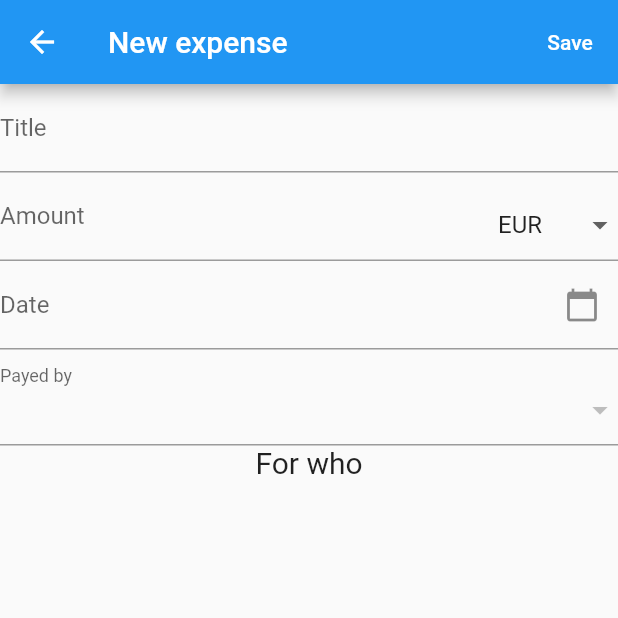
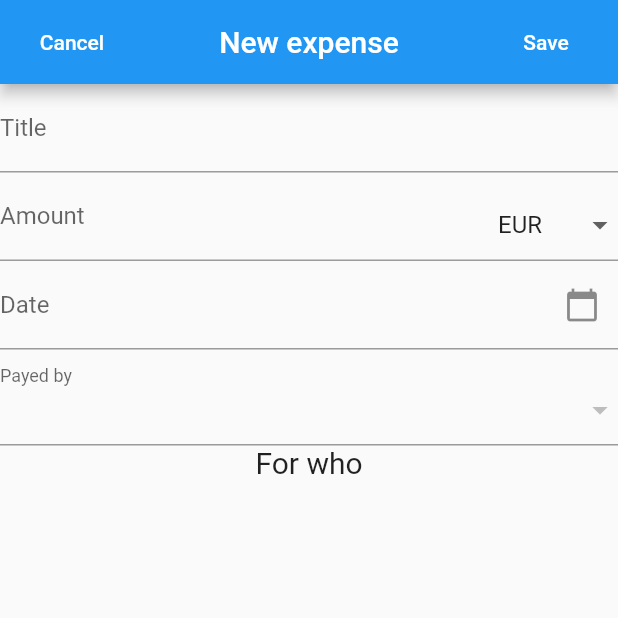
Before and after one commit to JackieJoker/sye, a Flutter app: the screen it shows after launch, after a tap on the "add" icon, on a phone screen of 412 x 824 dp, the top half of it. Run offline on Flutter 3.47's test engine with Material 2 defaults, Android fonts, the phone set to English and light mode, and no system bars; drawn by our look-alikes of reactive_forms; our stand-ins replace device_info_plus, firebase_core, firebase_database, flutter_slidable; missing offline and left inert: flutterfire_ui; accounts and stored records are empty.

Commit message:
Improved Layout of NewExpensePage

```diff
--- a/lib/new_expense_page.dart
+++ b/lib/new_expense_page.dart
@@ -18,8 +18,20 @@ class NewExpensePage extends StatelessWidget {
     final form = _model.form;
     return Scaffold(
       appBar: AppBar(
-        title: const Text("New expense"),
-        actions: <Widget>[
+        automaticallyImplyLeading: false,
+        title: Row(
+          mainAxisAlignment: MainAxisAlignment.spaceBetween,
+            children: [
+          TextButton(
+            child: const Text(
+              "Cancel",
+              style: TextStyle(
+                color: Colors.white,
+              ),
+            ),
+            onPressed: () => Navigator.pop(context),
+          ),
+          const Text("New expense"),
           TextButton(
               child: const Text(
                 "Save",
@@ -35,7 +47,7 @@ class NewExpensePage extends StatelessWidget {
                   form.markAllAsTouched();
                 }
               })
-        ],
+        ]),
       ),
       body: ExpenseForm(groupId: _groupId, model: _model),
     );
```
